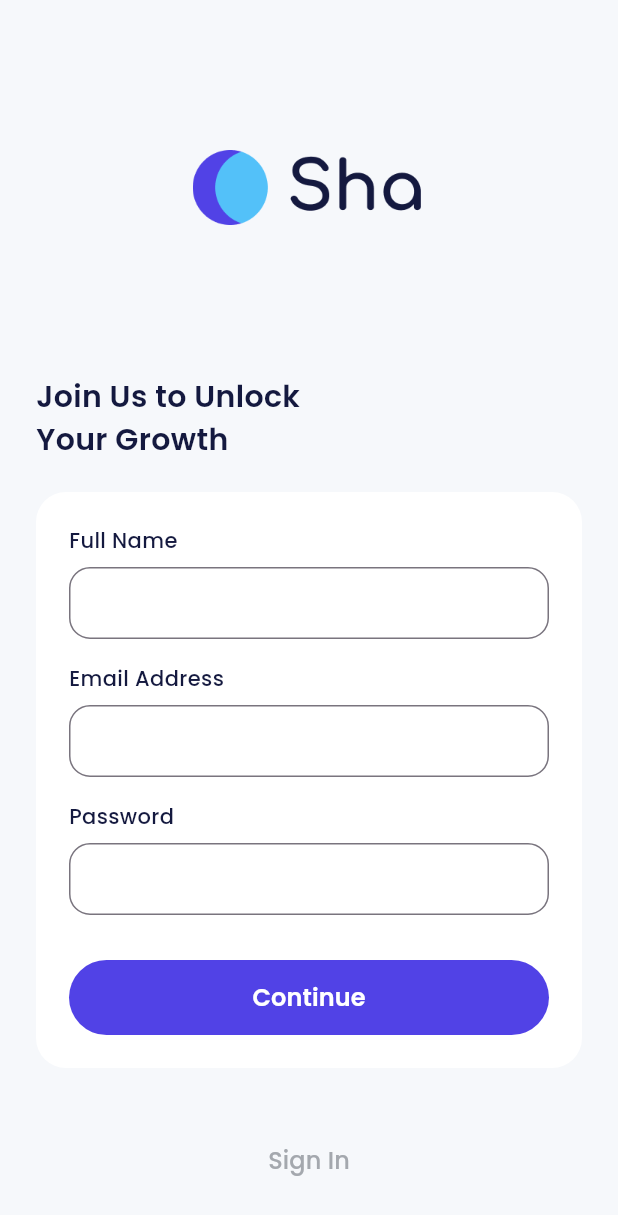
After one commit to feyto81/bank_sha, a Flutter app: the SignUpUploadProfilePage screen opened by its route, on a phone screen of 412 x 824 dp. The commit adds this screen. Shown: the top 1215 px of the screen. Run offline on Flutter 3.47's test engine with Material 3 defaults, Android fonts, the phone set to English and light mode, and no system bars; our stand-ins replace carousel_slider, google_fonts.

Commit message:
feat(Sign Up Upload Profile Page):initial commit

```diff
--- a/lib/main.dart
+++ b/lib/main.dart
@@ -1,6 +1,7 @@
 import 'package:bank_sha_learn/ui/pages/onboarding_page.dart';
 import 'package:bank_sha_learn/ui/pages/sign_in_page.dart';
 import 'package:bank_sha_learn/ui/pages/sign_up_page.dart';
+import 'package:bank_sha_learn/ui/pages/sign_up_upload_profile_page.dart';
 import 'package:bank_sha_learn/ui/pages/splash_page.dart';
 import 'package:flutter/material.dart';
 
@@ -18,6 +19,7 @@ class MyApp extends StatelessWidget {
         '/onboarding': (context) => const OnboardingPage(),
         '/sign-in': (context) => const SignInPage(),
         '/sign-up': (context) => const SignUpPage(),
+        '/sign-up-upload-profile': (context) => const SignUpUploadProfilePage(),
       },
     );
   }
--- /dev/null
+++ b/lib/ui/pages/sign_up_upload_profile_page.dart
@@ -0,0 +1,94 @@
+import 'package:bank_sha_learn/shared/theme.dart';
+import 'package:bank_sha_learn/ui/widgets/button.dart';
+import 'package:bank_sha_learn/ui/widgets/forms.dart';
+import 'package:flutter/material.dart';
+
+class SignUpUploadProfilePage extends StatelessWidget {
+  const SignUpUploadProfilePage({Key? key}) : super(key: key);
+
+  @override
+  Widget build(BuildContext context) {
+    return Scaffold(
+      backgroundColor: ligthBackgroundColor,
+      body: ListView(
+        padding: const EdgeInsets.symmetric(
+          horizontal: 24,
+        ),
+        children: [
+          Container(
+            width: 155,
+            height: 50,
+            margin: const EdgeInsets.only(
+              top: 100,
+              bottom: 100,
+            ),
+            decoration: const BoxDecoration(
+              image: DecorationImage(
+                image: AssetImage(
+                  'assets/img_logo_light.png',
+                ),
+              ),
+            ),
+          ),
+          Text(
+            'Join Us to Unlock\nYour Growth',
+            style: blackTextStyle.copyWith(
+              fontSize: 20,
+              fontWeight: semiBold,
+            ),
+          ),
+          const SizedBox(
+            height: 20,
+          ),
+          Container(
+            padding: const EdgeInsets.all(22),
+            decoration: BoxDecoration(
+              borderRadius: BorderRadius.circular(20),
+              color: whiteColor,
+            ),
+            child: Column(
+              crossAxisAlignment: CrossAxisAlignment.start,
+              children: [
+                // Full name
+                const CustomFormField(
+                  title: 'Full Name',
+                ),
+                const SizedBox(
+                  height: 16,
+                ),
+                // NOTE: EMAIL INPUT
+                const CustomFormField(
+                  title: 'Email Address',
+                ),
+                const SizedBox(
+                  height: 16,
+                ),
+                // NOTE: PASSWORD INPUT
+                const CustomFormField(
+                  title: 'Password',
+                  obscureText: true,
+                ),
+                const SizedBox(
+                  height: 30,
+                ),
+                CustomFilledButton(
+                  title: 'Continue',
+                  onPressed: () {},
+                ),
+              ],
+            ),
+          ),
+          const SizedBox(
+            height: 50,
+          ),
+          CustomTextButton(
+            title: 'Sign In',
+            onPressed: () {
+              Navigator.pushNamed(context, '/sign-in');
+            },
+          ),
+        ],
+      ),
+    );
+  }
+}
```
